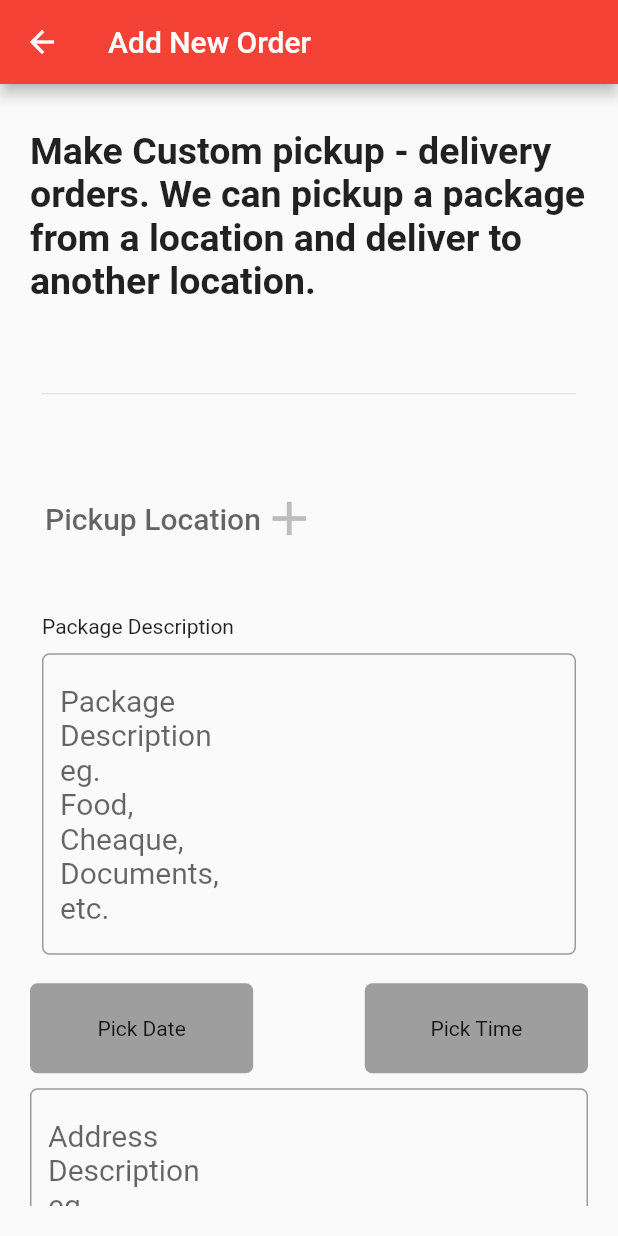
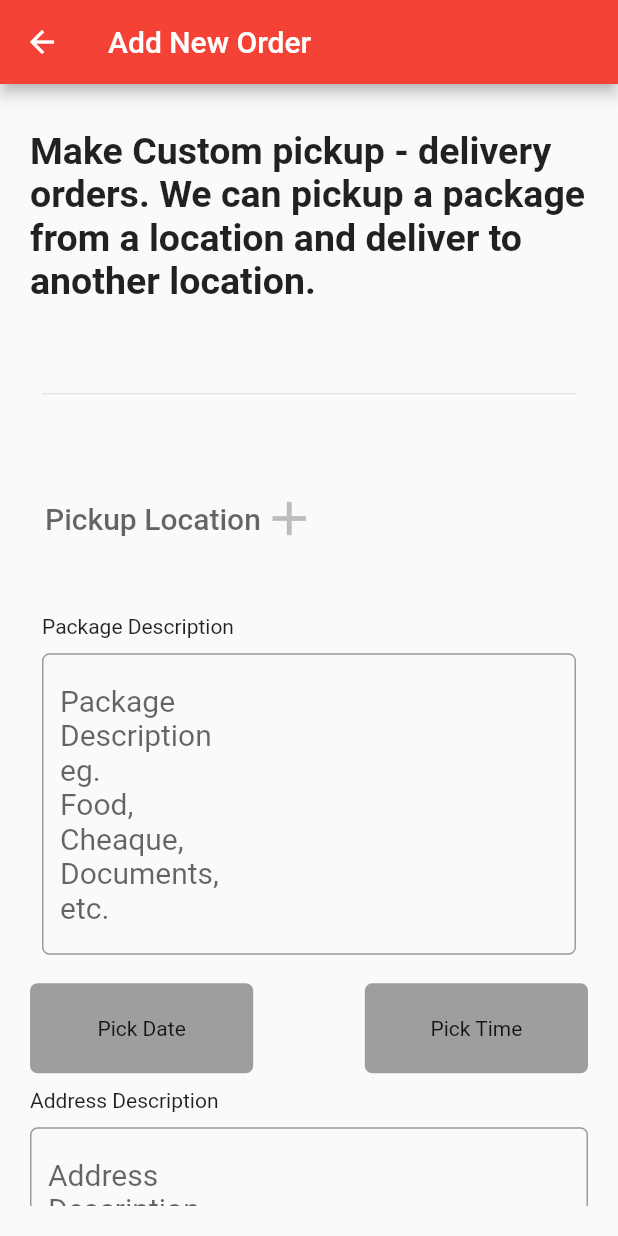
Before and after one commit to FrancisMario/Dexv2, a Flutter app: the Orders screen opened directly, after a tap on "DEx Delivery", on a phone screen of 412 x 824 dp. Run offline on Flutter 3.47's test engine with Material 2 defaults, Android fonts, the phone set to English and light mode, and no system bars; our stand-ins replace cloud_firestore, firebase_auth, firebase_core, firebase_storage, flutter_svg, location; accounts and stored records are empty; network calls fail; Roboto replaces fonts that are missing (Poppins).

Commit message:
Backup before resetting pc

```diff
--- a/lib/orders.dart
+++ b/lib/orders.dart
@@ -23,13 +23,18 @@ class _OrdersState extends State<Orders> {
           .push(MaterialPageRoute(builder: (BuildContext context) {
         return TrackOrders();
       }));
+
+      Navigator.of(context)
+          .push(MaterialPageRoute(builder: (BuildContext context) {
+        return TrackOrders(placed: true);
+      }));
     }
   }
 
   @override
   Widget build(BuildContext context) {
     User user = auth.currentUser;
-
+    checkOrderState();
     return Scaffold(
       body: CustomScrollView(
         physics: BouncingScrollPhysics(),
--- a/lib/pages/customorder.dart
+++ b/lib/pages/customorder.dart
@@ -287,13 +287,17 @@ class _CustomOrderState extends State<CustomOrder> {
               ],
             ),
             SizedBox(height: 10),
+            Align(
+              child: Text("Address Description"),
+              alignment: Alignment.centerLeft,
+            ),
+            SizedBox(height: 10),
             new TextFormField(
               maxLines: 7,
               controller: _detailed_pickup_address_controller,
               decoration: new InputDecoration(
                 // labelText: "Describe the Location.",
-                hintText:
-                    "Address Description eg. West-Coast-Region Serekunda Bamboo",
+                hintText: "Address Description eg. Brusubi Around-Table",
                 hintStyle: TextStyle(wordSpacing: 1000, fontSize: 20),
                 fillColor: Color.fromRGBO(62, 62, 62, 1),
                 border: new OutlineInputBorder(
@@ -445,13 +449,18 @@ class _CustomOrderState extends State<CustomOrder> {
             ),
 
             SizedBox(height: 10),
+            Align(
+              child: Text("Package Description"),
+              alignment: Alignment.centerLeft,
+            ),
+            SizedBox(height: 10),
             new TextFormField(
               maxLines: 7,
               controller: _detailed_delivery_address_controller,
               decoration: new InputDecoration(
                 // labelText: "Describe the Location.",
                 hintText:
-                    "Address Description eg. West-Coast-Region Serekunda Bamboo",
+                    "Address Description eg. Kairaba-Avenue Around-Traffic-Light",
                 hintStyle: TextStyle(wordSpacing: 1000, fontSize: 20),
                 fillColor: Color.fromRGBO(62, 62, 62, 1),
                 border: new OutlineInputBorder(
--- a/lib/pages/marketView.dart
+++ b/lib/pages/marketView.dart
@@ -123,7 +123,8 @@ class _MarketViewState extends State<MarketView> {
           }));
         },
         child: Container(
-          width: MediaQuery.of(context).size.width / 1.3,
+          // width: MediaQuery.of(context).size.width / 1.3,
+          width: 300,
           height: 180,
           decoration: BoxDecoration(
             boxShadow: [
```
Also changed, not shown: lib/pages/trackorders.dart (+55 -10 lines).
